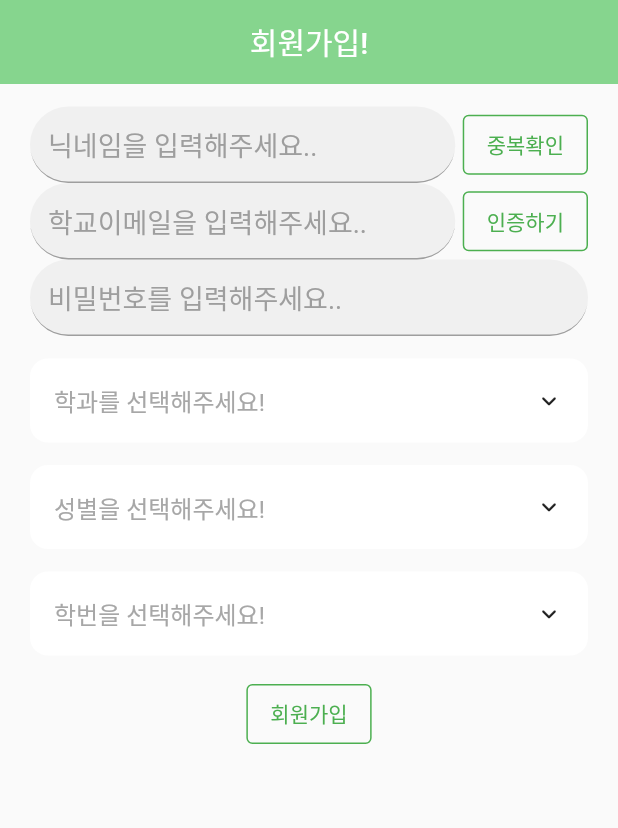
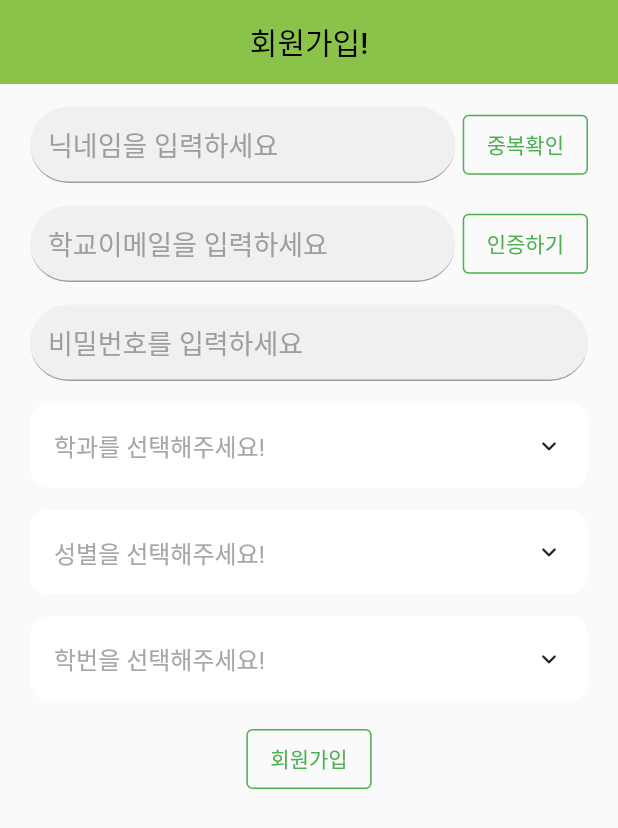
Before and after one commit to SangBumKo/practice_flutter, a Flutter app: the screen it shows after launch, on a phone screen of 412 x 824 dp. Shown: the top 828 px of the screen. Run offline on Flutter 3.47's test engine with Material 2 defaults, Android fonts, the phone set to English and light mode, and no system bars; drawn by our look-alikes of animated_custom_dropdown; our stand-ins replace cloud_firestore, firebase_auth, firebase_core; missing offline and left inert: firestore_search; accounts and stored records are empty.

Commit message:
4th Commit 09/14 14:26 - main, SignUpPage 위젯분리함 - filter함수 -> GroupModel/isGroupFull // UserModel/doesGenderMatch
- GroupModel의 leader와 memberIdList를 UserModel로 바꾸려고함
for 여러가지 이점(UserData에 접근하기가 훨씬편함)

```diff
--- a/lib/main.dart
+++ b/lib/main.dart
@@ -19,6 +19,7 @@ class MyApp extends StatelessWidget {
   @override
   Widget build(BuildContext context) {
     return MaterialApp(
+      theme: ThemeData(primarySwatch: Colors.lightGreen),
       home: myHome(),
     );
   }
@@ -28,6 +29,8 @@ class MyApp extends StatelessWidget {
       stream: FirebaseAuth.instance.authStateChanges(),
       builder: (context, snapshot){
         if(snapshot.hasData){
+          //이메일 인증이 안끝났다면 email인증 창으로 다시 보내기
+          if(snapshot.data!.emailVerified){}
           return const HomePage();
         }
         return const SignUpPage();
--- a/lib/models/UserModel.dart
+++ b/lib/models/UserModel.dart
@@ -1,11 +1,8 @@
 import 'package:cloud_firestore/cloud_firestore.dart';
 
 class UserModel{
-  //auto
+  String joinedGroupName = '';
   String? pk;
-  String? joinedGroupName;
-
-  //input
   String? name;
   String? password;
   String? major;
@@ -13,7 +10,7 @@ class UserModel{
   String? gender;
   String? email;
 
-  UserModel({this.pk, this.password, this.name, this.major, this.entranceYear, this.gender, this.email, this.joinedGroupName});
+  UserModel({this.pk, this.password, this.name, this.major, this.entranceYear, this.gender, this.email});
 
   UserModel.fromJson(Map<String, dynamic> json) {
     pk = json['pk'];
@@ -30,9 +27,12 @@ class UserModel{
       : this.fromJson(snapshot.data()!);
 
   Future<String> getGender(String userId) async{
-    var _userData = await FirebaseFirestore.instance.collection('USERS').doc(userId).get();
-    UserModel _user = UserModel.fromSnapshot(_userData);
-    return _user.gender!;
+    var userData = await FirebaseFirestore.instance.collection('USERS').doc(userId).get();
+    return userData.get('gender');
+  }
+
+  bool doesGenderMatches(String leaderId, String userId){
+    return UserModel().getGender(leaderId) == UserModel().getGender(userId);
   }
 
   Map<String, dynamic> toJson() {
--- a/lib/screens/home_page/HomePage.dart
+++ b/lib/screens/home_page/HomePage.dart
@@ -61,7 +61,6 @@ class _HomePageState extends State<HomePage> {
         stream: f.collection('GROUPS').snapshots(),
         builder: (context, snapshot) {
           if (snapshot.hasData) {
-            //List<GroupModel>을 담고
             final List<GroupModel> _groupList = GroupModel(memberIdList: [])
                 .dataListFromSnapshots(snapshot.data!.docs);
             return GridView.builder(
--- a/lib/screens/search_group_page/SearchGroupPage.dart
+++ b/lib/screens/search_group_page/SearchGroupPage.dart
@@ -51,6 +51,11 @@ class _SearchGroupPageState extends State<SearchGroupPage> {
             dataListFromSnapshot:
                 GroupModel(memberIdList: []).dataListFromSnapshot,
             builder: (context, snapshot) {
+              if(snapshot.hasError){
+                return Center(
+                  child: Text(snapshot.error.toString()),
+                );
+              }
               if (snapshot.hasData) {
                 final List<GroupModel>? groupList = snapshot.data;
                 if (groupList!.isEmpty) {
--- a/lib/screens/sign_up_page/SignUpPage.dart
+++ b/lib/screens/sign_up_page/SignUpPage.dart
@@ -24,10 +24,9 @@ class _SignUpPageState extends State<SignUpPage> {
     '21',
     '22',
   ];
-  final TextEditingController _genderInputController = TextEditingController();
-  final TextEditingController _majorInputController = TextEditingController();
-  final TextEditingController _entranceYearInputController =
-      TextEditingController();
+  final TextEditingController _genderController = TextEditingController();
+  final TextEditingController _majorController = TextEditingController();
+  final TextEditingController _entranceYearController = TextEditingController();
   final TextEditingController _emailController = TextEditingController();
   final TextEditingController _nicknameController = TextEditingController();
   final TextEditingController _passwordController = TextEditingController();
@@ -36,7 +35,6 @@ class _SignUpPageState extends State<SignUpPage> {
   Widget build(BuildContext context) {
     return Scaffold(
       appBar: AppBar(
-        backgroundColor: const Color(0xFF86D58E),
         title: const Text('회원가입!'),
         centerTitle: true,
         elevation: 0.0,
@@ -49,25 +47,101 @@ class _SignUpPageState extends State<SignUpPage> {
           child: Column(
             children: <Widget>[
               Form(
-                child: Container(
-                  padding: EdgeInsets.fromLTRB(20, 0, 20, 0),
+                child: Padding(
+                  padding: const EdgeInsets.fromLTRB(20, 0, 20, 0),
                   child: Column(children: <Widget>[
-                    SizedBox(height: 15.0),
-                    //닉네임
-                    Container(
-                        child: Row(
+                    const SizedBox(height: 15.0),
+                    Row(
                       children: [
                         Expanded(
-                          child: TextFormField(
+                          child: createCustomTextFormField(
                             controller: _nicknameController,
+                            guideText: '닉네임을 입력하세요',
+                          ),
+                        ),
+                        const SizedBox(width: 5.0),
+                        createCustomOutlinedButton(
+                            childText: '중복확인', onPressed: () {}),
+                      ],
+                    ),
+                    const SizedBox(height: 15.0),
+                    Row(
+                      children: [
+                        Expanded(
+                          child: createCustomTextFormField(
+                              controller: _emailController,
+                              guideText: '학교이메일을 입력하세요',
+                              keyboardType: TextInputType.emailAddress),
+                        ),
+                        const SizedBox(width: 5.0),
+                        createCustomOutlinedButton(
+                            childText: '인증하기', onPressed: () {}),
+                      ],
+                    ),
+                    const SizedBox(height: 15.0),
+                    createCustomTextFormField(
+                        controller: _passwordController,
+                        guideText: '비밀번호를 입력하세요',
+                        keyboardType: TextInputType.visiblePassword),
+                    const SizedBox(height: 15.0),
+                    createCustomDropdown(
+                        hintText: '학과를 선택해주세요!',
+                        items: _majorList,
+                        controller: _majorController,
+                        isSearchable: true),
+                    const SizedBox(height: 15.0),
+                    createCustomDropdown(
+                        hintText: '성별을 선택해주세요!',
+                        items: _genderList,
+                        controller: _genderController,
+                        isSearchable: false),
+                    const SizedBox(height: 15.0),
+                    createCustomDropdown(
+                        hintText: '학번을 선택해주세요!',
+                        items: _entranceYearList,
+                        controller: _entranceYearController,
+                        isSearchable: false),
+                    const SizedBox(height: 15.0),
+                    createCustomOutlinedButton(
+                        childText: '회원가입', onPressed: createUserAndUserData),
+                  ]),
+                ),
+              )
+            ],
+          ),
+        ),
+      ),
+    );
+  }
+
+  CustomDropdown createCustomDropdown(
+      {required String hintText,
+      required List<String> items,
+      required TextEditingController controller,
+      required bool isSearchable}) {
+    if (isSearchable) {
+      return CustomDropdown.search(
+          hintText: hintText, items: items, controller: controller);
+    }
+    return CustomDropdown(
+        hintText: hintText, items: items, controller: controller);
+  }
+
+  TextFormField createCustomTextFormField(
+      {required TextEditingController controller,
+      required String guideText,
+      TextInputType? keyboardType}) {
+    return TextFormField(
+      keyboardType: keyboardType,
+      controller: controller,
       validator: (value) {
         if (value!.isEmpty) {
-                                return '닉네임을 입력하세요';
+          return guideText;
         }
         return null;
       },
       decoration: InputDecoration(
-                              hintText: '닉네임을 입력해주세요..',
+        hintText: guideText,
         hintStyle: const TextStyle(
           color: Colors.grey,
         ),
@@ -86,62 +160,14 @@ class _SignUpPageState extends State<SignUpPage> {
       style: const TextStyle(
         fontSize: 18,
       ),
-                          ),
-                        ),
-                        SizedBox(width: 5.0),
-                        OutlinedButton(
-                          child: Text('중복확인'),
-                          onPressed: () {},
-                          style: OutlinedButton.styleFrom(
-                              foregroundColor: Colors.green,
-                              minimumSize: Size(70, 40),
-                              side: BorderSide(
-                                color: Colors.green,
-                                width: 1.0,
-                              )),
-                        )
-                      ],
-                    )),
-                    //이메일
-                    Container(
-                      child: Row(
-                        children: [
-                          Expanded(
-                            child: TextFormField(
-                              keyboardType: TextInputType.emailAddress,
-                              controller: _emailController,
-                              validator: (value) {
-                                if (value!.isEmpty) {
-                                  return '학교이메일을 입력하세요';
+    );
   }
-                                return null;
-                              },
-                              decoration: InputDecoration(
-                                hintText: '학교이메일을 입력해주세요..',
-                                hintStyle: const TextStyle(
-                                  color: Colors.grey,
-                                ),
-                                enabledBorder: UnderlineInputBorder(
-                                    borderRadius: BorderRadius.circular(30),
-                                    borderSide: const BorderSide(
-                                      color: Colors.grey,
-                                    )),
-                                focusedBorder: UnderlineInputBorder(
-                                    borderRadius: BorderRadius.circular(30),
-                                    borderSide: const BorderSide(
-                                      color: Colors.grey,
-                                    )),
-                                filled: true,
-                              ),
-                              style: const TextStyle(
-                                fontSize: 18,
-                              ),
-                            ),
-                          ),
-                          const SizedBox(width: 5.0),
-                          OutlinedButton(
-                            child: const Text('인증하기'),
-                            onPressed: () {},
+
+  OutlinedButton createCustomOutlinedButton(
+      {required String childText, VoidCallback? onPressed}) {
+    return OutlinedButton(
+      child: Text(childText),
+      onPressed: onPressed,
       style: OutlinedButton.styleFrom(
           foregroundColor: Colors.green,
           minimumSize: const Size(70, 40),
@@ -149,68 +175,13 @@ class _SignUpPageState extends State<SignUpPage> {
             color: Colors.green,
             width: 1.0,
           )),
-                          )
-                        ],
-                      ),
-                    ),
-                    TextFormField(
-                      controller: _passwordController,
-                      validator: (value) {
-                        if (value!.isEmpty) {
-                          return '비밀번호를 입력하세요';
+    );
   }
-                        return null;
-                      },
-                      decoration: InputDecoration(
-                        hintText: '비밀번호를 입력해주세요..',
-                        hintStyle: const TextStyle(
-                          color: Colors.grey,
-                        ),
-                        enabledBorder: UnderlineInputBorder(
-                            borderRadius: BorderRadius.circular(30),
-                            borderSide: const BorderSide(
-                              color: Colors.grey,
-                            )),
-                        focusedBorder: UnderlineInputBorder(
-                            borderRadius: BorderRadius.circular(30),
-                            borderSide: const BorderSide(
-                              color: Colors.grey,
-                            )),
-                        filled: true,
-                      ),
-                      style: const TextStyle(
-                        fontSize: 18,
-                      ),
-                    ),
-                    const SizedBox(height: 15.0),
-                    //학과
-                    CustomDropdown.search(
-                      hintText: '학과를 선택해주세요!',
-                      items: _majorList,
-                      controller: _majorInputController,
-                    ),
-                    const SizedBox(height: 15.0),
-                    //성별
-                    CustomDropdown(
-                      hintText: '성별을 선택해주세요!',
-                      items: _genderList,
-                      controller: _genderInputController,
-                    ),
-                    const SizedBox(height: 15.0),
-                    //학번
-                    CustomDropdown(
-                      hintText: '학번을 선택해주세요!',
-                      items: _entranceYearList,
-                      controller: _entranceYearInputController,
-                    ),
-                    const SizedBox(height: 15.0),
-                    OutlinedButton(
-                      child: Text('회원가입'),
-                      onPressed: () async {
-                        await FirebaseAuth.instance
-                            .createUserWithEmailAndPassword(
-                                email: _emailController.text,
-                                password: _passwordController.text);
+
+  void createUserAndUserData() async {
+    await FirebaseAuth.instance.createUserWithEmailAndPassword(
+        email: _emailController.text, password: _passwordController.text);
+
     await FirebaseFirestore.instance
         .collection('USERS')
         .doc(FirebaseAuth.instance.currentUser!.uid)
@@ -218,29 +189,10 @@ class _SignUpPageState extends State<SignUpPage> {
           pk: FirebaseAuth.instance.currentUser!.uid,
           name: _nicknameController.text,
           password: _passwordController.text,
-                              major: _majorInputController.text,
-                              entranceYear:
-                                  int.parse(_entranceYearInputController.text),
-                              gender: _genderInputController.text,
+          major: _majorController.text,
+          entranceYear: int.parse(_entranceYearController.text),
+          gender: _genderController.text,
           email: _emailController.text,
-                              joinedGroupName: '',
         ).toJson());
-                      },
-                      style: OutlinedButton.styleFrom(
-                          foregroundColor: Colors.green,
-                          minimumSize: const Size(70, 40),
-                          side: const BorderSide(
-                            color: Colors.green,
-                            width: 1.0,
-                          )),
-                    ),
-                  ]),
-                ),
-              )
-            ],
-          ),
-        ),
-      ),
-    );
   }
 }
```
Also changed, not shown: lib/models/GroupModel.dart (+19 -25 lines). Lines whose indentation alone changed are shown as unchanged.
